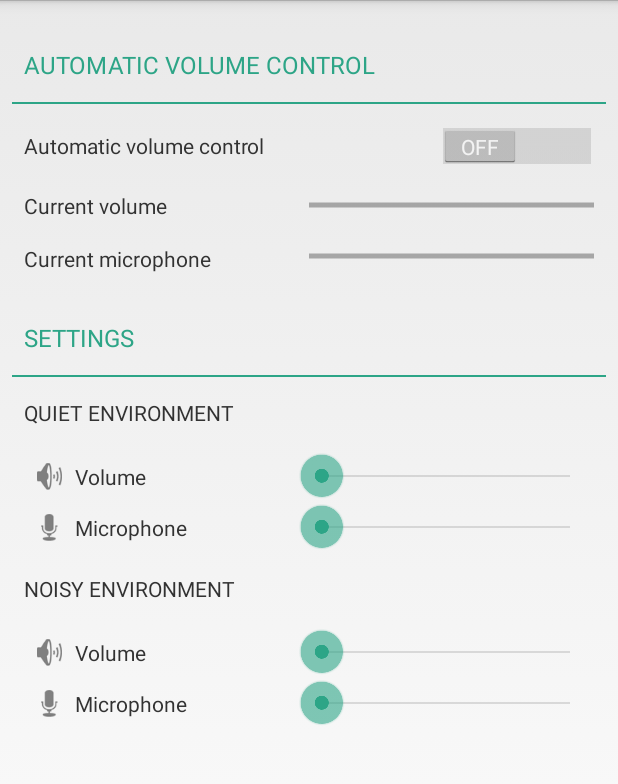
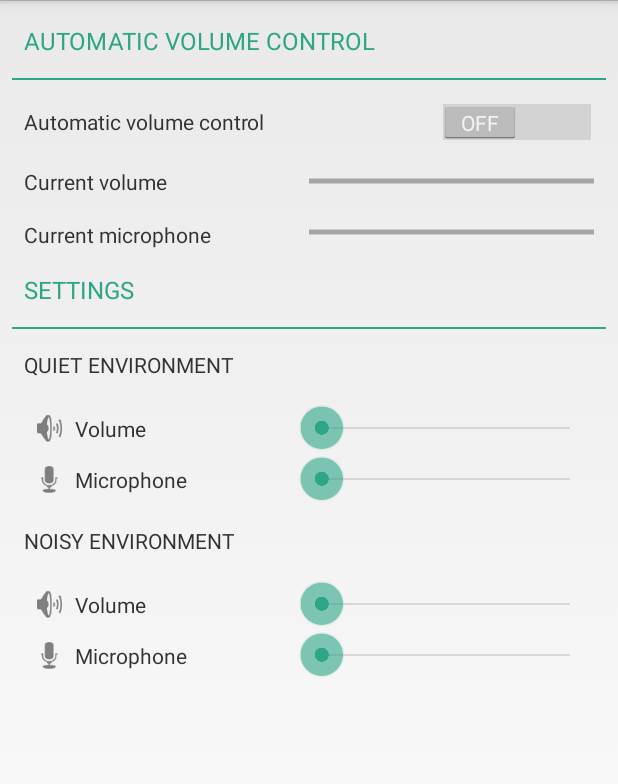
Before and after one commit to Brightify/autoamplifier, an Android app: the layout fragment_main.xml on its own in the app's theme, with its tools: preview values and no code run, on a phone screen of 412 x 824 dp, the part 72-856 px from its top. Run offline under Robolectric (Android 15) with nearby library versions, the phone set to English and light mode, and no system bars.

Commit message:
Polish layout a bit

```diff
--- a/src/main/res/layout/fragment_main.xml
+++ b/src/main/res/layout/fragment_main.xml
@@ -4,19 +4,20 @@
     android:layout_height="match_parent"
     android:paddingLeft="8dp"
     android:paddingRight="8dp"
-    tools:context="com.brightgestures.autoamplifier.MainFragment_"
-    android:scrollbarStyle="outsideOverlay">
+    android:scrollbarStyle="outsideOverlay"
+    tools:context="com.brightgestures.autoamplifier.MainFragment_">
 
-    <RelativeLayout
+    <LinearLayout
         android:layout_width="match_parent"
-        android:layout_height="wrap_content">
+        android:layout_height="wrap_content"
+        android:orientation="vertical">
 
         <TextView
             android:id="@+id/auto_volume_control_label"
             style="?android:attr/listSeparatorTextViewStyle"
             android:layout_width="match_parent"
             android:layout_height="wrap_content"
-            android:layout_marginTop="32dp"
+            android:layout_marginTop="16dp"
             android:paddingLeft="@dimen/separator_margin"
             android:text="@string/auto_volume_control_label" />
 
@@ -24,16 +25,15 @@
             android:id="@+id/separator1"
             android:layout_width="match_parent"
             android:layout_height="1dp"
-            android:layout_below="@id/auto_volume_control_label"
             android:background="@color/autoamplifiertheme_color" />
 
-        <RelativeLayout
+        <LinearLayout
             android:id="@+id/automatic_volume_control_box"
             android:layout_width="match_parent"
             android:layout_height="wrap_content"
-            android:layout_below="@id/separator1"
             android:layout_marginLeft="8dp"
-            android:layout_marginRight="8dp">
+            android:layout_marginRight="8dp"
+            android:orientation="vertical">
 
             <LinearLayout
                 android:id="@+id/enable_group"
@@ -64,7 +64,6 @@
                 android:id="@+id/current_volume_group"
                 android:layout_width="match_parent"
                 android:layout_height="wrap_content"
-                android:layout_below="@id/enable_group"
                 android:layout_marginTop="16dp"
                 android:gravity="center_vertical">
 
@@ -89,7 +88,6 @@
                 android:id="@+id/current_mic_group"
                 android:layout_width="match_parent"
                 android:layout_height="wrap_content"
-                android:layout_below="@id/current_volume_group"
                 android:layout_marginTop="16dp">
 
                 <TextView
@@ -108,15 +106,14 @@
                     android:layout_weight="1"
                     android:max="32767" />
             </LinearLayout>
-        </RelativeLayout>
+        </LinearLayout>
 
         <TextView
             android:id="@+id/settings_label"
             style="?android:attr/listSeparatorTextViewStyle"
             android:layout_width="match_parent"
             android:layout_height="wrap_content"
-            android:layout_below="@id/automatic_volume_control_box"
-            android:layout_marginTop="32dp"
+            android:layout_marginTop="16dp"
             android:paddingLeft="@dimen/eight_dp_margin"
             android:text="@string/settings_label" />
 
@@ -124,17 +121,16 @@
             android:id="@+id/separator2"
             android:layout_width="match_parent"
             android:layout_height="1dp"
-            android:layout_below="@id/settings_label"
             android:background="@color/autoamplifiertheme_color" />
 
-        <RelativeLayout
+        <LinearLayout
             android:id="@+id/quiet_settings_box"
             android:layout_width="match_parent"
             android:layout_height="wrap_content"
-            android:layout_below="@id/separator2"
             android:layout_marginLeft="8dp"
             android:layout_marginRight="8dp"
-            android:layout_marginTop="14dp">
+            android:layout_marginTop="14dp"
+            android:orientation="vertical">
 
             <TextView
                 android:id="@+id/quiet_settings_label"
@@ -147,7 +143,6 @@
                 android:id="@+id/quiet_volume_group"
                 android:layout_width="match_parent"
                 android:layout_height="wrap_content"
-                android:layout_below="@id/quiet_settings_label"
                 android:layout_marginTop="16dp"
                 android:gravity="center_vertical">
 
@@ -179,7 +174,6 @@
                 android:id="@+id/quiet_mic_group"
                 android:layout_width="match_parent"
                 android:layout_height="wrap_content"
-                android:layout_below="@id/quiet_volume_group"
                 android:gravity="center_vertical">
 
                 <ImageView
@@ -206,17 +200,17 @@
                     android:max="32767" />
 
             </LinearLayout>
-        </RelativeLayout>
+        </LinearLayout>
 
-        <RelativeLayout
+        <LinearLayout
             android:id="@+id/noisy_settings_box"
             android:layout_width="match_parent"
             android:layout_height="wrap_content"
-            android:layout_below="@id/quiet_settings_box"
+            android:layout_marginBottom="@dimen/activity_vertical_margin"
             android:layout_marginLeft="8dp"
             android:layout_marginRight="8dp"
             android:layout_marginTop="14dp"
-            android:layout_marginBottom="@dimen/activity_vertical_margin">
+            android:orientation="vertical">
 
             <TextView
                 android:id="@+id/noisy_settings_label"
@@ -229,7 +223,6 @@
                 android:id="@+id/noisy_volume_group"
                 android:layout_width="match_parent"
                 android:layout_height="wrap_content"
-                android:layout_below="@id/noisy_settings_label"
                 android:layout_marginTop="16dp"
                 android:gravity="center_vertical">
 
@@ -261,7 +254,6 @@
                 android:id="@+id/noisy_mic_group"
                 android:layout_width="match_parent"
                 android:layout_height="wrap_content"
-                android:layout_below="@id/noisy_volume_group"
                 android:gravity="center_vertical">
 
                 <ImageView
@@ -288,6 +280,6 @@
                     android:max="32767" />
 
             </LinearLayout>
-        </RelativeLayout>
-    </RelativeLayout>
+        </LinearLayout>
+    </LinearLayout>
 </ScrollView>
```
